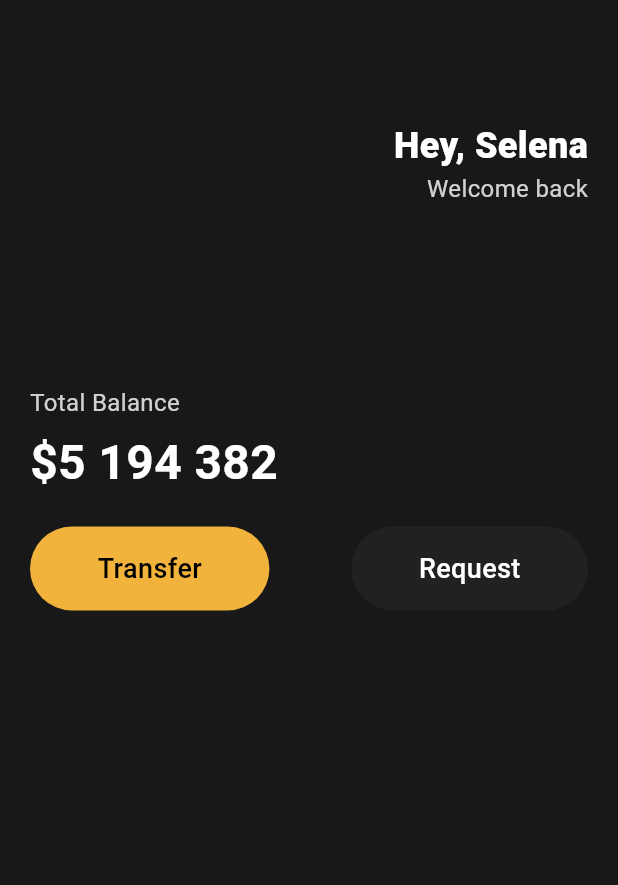
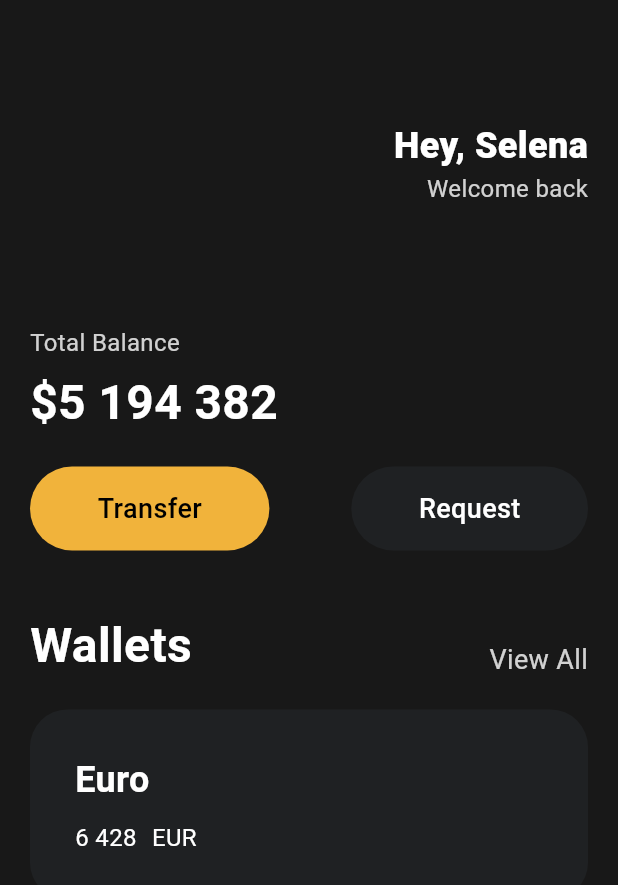
Before and after one commit to ParkSohyunee/flutter-toonflix, a Flutter app: the screen it shows after launch, on a phone screen of 412 x 824 dp. Shown: the top 885 px of the screen. Run offline on Flutter 3.47's test engine with Material 3 defaults, Android fonts, the phone set to English and light mode, and no system bars.

Commit message:
feat: Cards 위젯 구현

```diff
--- a/lib/main.dart
+++ b/lib/main.dart
@@ -46,7 +46,7 @@ class App extends StatelessWidget {
                 ],
               ),
               const SizedBox(
-                height: 120,
+                height: 80,
               ),
               Text(
                 'Total Balance',
@@ -78,7 +78,65 @@ class App extends StatelessWidget {
                       bgColor: Color(0xFF1F2123),
                       textColor: Colors.white)
                 ],
-              )
+              ),
+              const SizedBox(height: 40),
+              Row(
+                mainAxisAlignment: MainAxisAlignment.spaceBetween,
+                crossAxisAlignment: CrossAxisAlignment.end,
+                children: [
+                  const Text(
+                    'Wallets',
+                    style: TextStyle(
+                        color: Colors.white,
+                        fontSize: 32,
+                        fontWeight: FontWeight.bold),
+                  ),
+                  Text(
+                    'View All',
+                    style: TextStyle(
+                        color: Colors.white.withOpacity(0.8),
+                        fontSize: 18,
+                        fontWeight: FontWeight.w400),
+                  ),
+                ],
+              ),
+              const SizedBox(height: 20),
+              Container(
+                decoration: BoxDecoration(
+                    color: const Color(0xFF1F2123),
+                    borderRadius: BorderRadius.circular(25)),
+                child: const Padding(
+                  padding: EdgeInsets.all(30),
+                  child: Row(
+                    children: [
+                      Column(
+                        crossAxisAlignment: CrossAxisAlignment.start,
+                        children: [
+                          Text('Euro',
+                              style: TextStyle(
+                                  fontSize: 24,
+                                  color: Colors.white,
+                                  fontWeight: FontWeight.bold)),
+                          SizedBox(height: 10),
+                          Row(
+                            children: [
+                              Text('6 428',
+                                  style: TextStyle(
+                                      fontSize: 16, color: Colors.white)),
+                              SizedBox(
+                                width: 10,
+                              ),
+                              Text('EUR',
+                                  style: TextStyle(
+                                      fontSize: 16, color: Colors.white)),
+                            ],
+                          )
+                        ],
+                      ),
+                    ],
+                  ),
+                ),
+              ),
             ],
           ),
         ),
```
